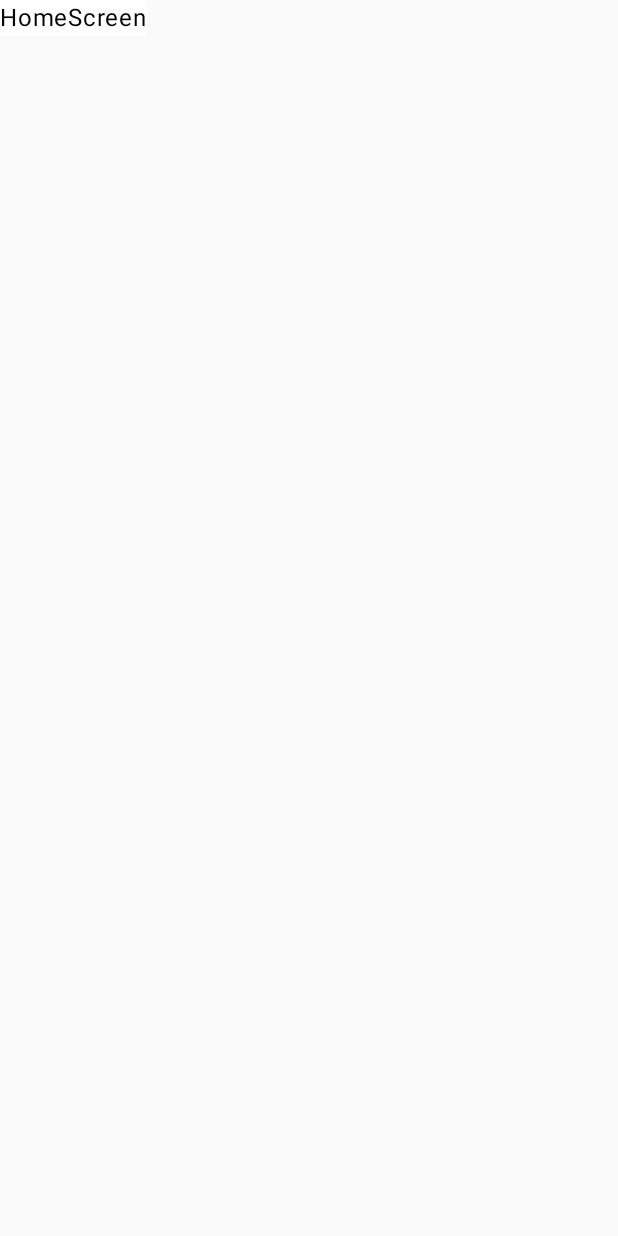
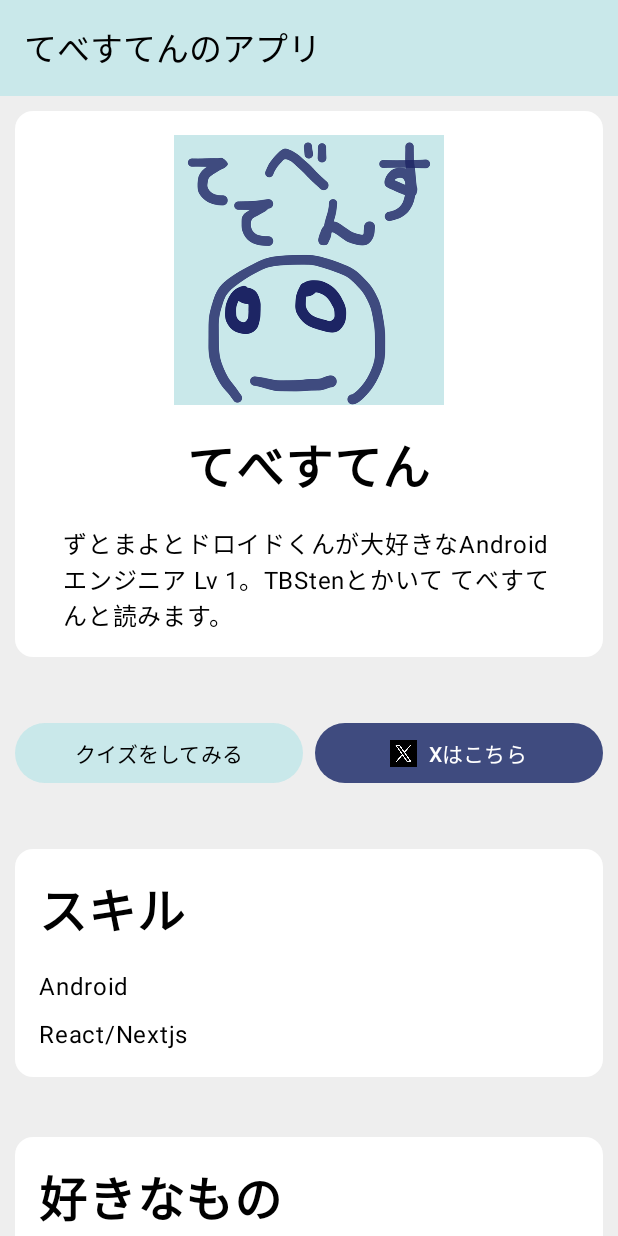
Before and after one commit to TBSten/toryumon-hackathon-template, an Android app built with Jetpack Compose: the screen it shows after launch (MainActivity), on a phone screen of 412 x 824 dp. Before the commit the screen is almost empty. Run offline under Robolectric (Android 15) with nearby library versions, the phone set to English and light mode, and no system bars; libraries missing offline, so code that uses them is left out: com.lightspark.composeqr.

Commit message:
ホーム画面を追加

```diff
--- a/app/build.gradle.kts
+++ b/app/build.gradle.kts
@@ -68,4 +68,5 @@ dependencies {
     debugImplementation(libs.androidx.ui.test.manifest)
 
     implementation("androidx.navigation:navigation-compose:2.7.7")
+    implementation("com.lightspark:compose-qr-code:1.0.1")
 }
--- /dev/null
+++ b/app/src/main/java/me/tbsten/toryumon/hackathon/template/home/DetailSection.kt
@@ -0,0 +1,55 @@
+package me.tbsten.toryumon.hackathon.template.home
+
+import androidx.compose.foundation.layout.Arrangement
+import androidx.compose.foundation.layout.Column
+import androidx.compose.foundation.layout.Spacer
+import androidx.compose.foundation.layout.fillMaxWidth
+import androidx.compose.foundation.layout.height
+import androidx.compose.foundation.layout.padding
+import androidx.compose.material3.Text
+import androidx.compose.runtime.Composable
+import androidx.compose.ui.Modifier
+import androidx.compose.ui.text.font.FontWeight
+import androidx.compose.ui.tooling.preview.Preview
+import androidx.compose.ui.unit.dp
+import androidx.compose.ui.unit.sp
+import me.tbsten.toryumon.hackathon.template.components.SelfIntroductionCard
+import me.tbsten.toryumon.hackathon.template.ui.theme.SelfIntroduceAppTheme
+
+@Composable
+fun DetailSection(
+    modifier: Modifier = Modifier,
+    title: String,
+    items: List<String>,
+) {
+    SelfIntroductionCard(modifier = modifier.fillMaxWidth()) {
+        Column(Modifier.padding(16.dp)) {
+            Text(
+                text = title,
+                fontSize = 32.sp,
+                fontWeight = FontWeight.Bold,
+            )
+            Spacer(modifier = Modifier.height(16.dp))
+            Column(verticalArrangement = Arrangement.spacedBy(8.dp)) {
+                items.forEach { item ->
+                    Text(item)
+                }
+            }
+        }
+    }
+}
+
+@Preview
+@Composable
+private fun DetailSectionPreview() {
+    SelfIntroduceAppTheme {
+        DetailSection(
+            title = "DetailSection Sample",
+            items = listOf(
+                "this is detail section sample",
+                "this is detail section sample",
+                "this is detail section sample",
+            ),
+        )
+    }
+}
--- a/app/src/main/java/me/tbsten/toryumon/hackathon/template/home/HomeScreen.kt
+++ b/app/src/main/java/me/tbsten/toryumon/hackathon/template/home/HomeScreen.kt
@@ -1,11 +1,70 @@
 package me.tbsten.toryumon.hackathon.template.home
 
-import androidx.compose.material3.Text
+import androidx.compose.foundation.layout.Arrangement
+import androidx.compose.foundation.layout.Column
+import androidx.compose.foundation.layout.Row
+import androidx.compose.foundation.layout.fillMaxWidth
+import androidx.compose.foundation.layout.padding
+import androidx.compose.foundation.rememberScrollState
+import androidx.compose.foundation.verticalScroll
+import androidx.compose.material3.Scaffold
 import androidx.compose.runtime.Composable
+import androidx.compose.ui.Modifier
+import androidx.compose.ui.tooling.preview.Preview
+import androidx.compose.ui.unit.dp
+import me.tbsten.toryumon.hackathon.template.components.SelfIntroductionAppBar
+import me.tbsten.toryumon.hackathon.template.ui.theme.SelfIntroduceAppTheme
 
 @Composable
 fun HomeScreen(
     gotoQuizScreen: () -> Unit,
 ) {
-    Text("HomeScreen")
+    Scaffold(
+        topBar = { SelfIntroductionAppBar() },
+    ) { paddingValues ->
+        Column(
+            Modifier
+                .fillMaxWidth()
+                .verticalScroll(rememberScrollState())
+                .padding(paddingValues)
+                .padding(10.dp),
+            verticalArrangement = Arrangement.spacedBy(40.dp),
+        ) {
+            ProfileSection()
+
+            Row(Modifier.fillMaxWidth(), horizontalArrangement = Arrangement.spacedBy(8.dp)) {
+                QuizButton(gotoQuizScreen = gotoQuizScreen, modifier = Modifier.weight(1f))
+                XButton(xUrl = "https://twitter.com/tbs__ten", modifier = Modifier.weight(1f))
+            }
+
+            DetailSection(
+                title = "スキル",
+                items =
+                listOf(
+                    "Android",
+                    "React/Nextjs",
+                ),
+            )
+
+            DetailSection(
+                title = "好きなもの",
+                items =
+                listOf(
+                    "ずっと真夜中でいいのに。",
+                    "ヒトカラ",
+                    "Final Fantasy",
+                ),
+            )
+        }
+    }
 }
+
+@Preview
+@Composable
+private fun HomeScreenPreview() {
+    SelfIntroduceAppTheme {
+        HomeScreen(
+            gotoQuizScreen = {},
+        )
+    }
+}
--- /dev/null
+++ b/app/src/main/java/me/tbsten/toryumon/hackathon/template/home/ProfileSection.kt
@@ -0,0 +1,56 @@
+package me.tbsten.toryumon.hackathon.template.home
+
+import androidx.compose.foundation.Image
+import androidx.compose.foundation.layout.Arrangement
+import androidx.compose.foundation.layout.Column
+import androidx.compose.foundation.layout.fillMaxWidth
+import androidx.compose.foundation.layout.padding
+import androidx.compose.foundation.layout.size
+import androidx.compose.material3.Text
+import androidx.compose.runtime.Composable
+import androidx.compose.ui.Alignment
+import androidx.compose.ui.Modifier
+import androidx.compose.ui.res.painterResource
+import androidx.compose.ui.text.font.FontWeight
+import androidx.compose.ui.tooling.preview.Preview
+import androidx.compose.ui.unit.dp
+import androidx.compose.ui.unit.sp
+import me.tbsten.toryumon.hackathon.template.R
+import me.tbsten.toryumon.hackathon.template.components.SelfIntroductionCard
+import me.tbsten.toryumon.hackathon.template.ui.theme.SelfIntroduceAppTheme
+
+@Composable
+fun ProfileSection(modifier: Modifier = Modifier) {
+    SelfIntroductionCard(modifier.fillMaxWidth()) {
+        Column(
+            modifier = Modifier
+                .fillMaxWidth()
+                .padding(horizontal = 32.dp, vertical = 16.dp),
+            horizontalAlignment = Alignment.CenterHorizontally,
+            verticalArrangement = Arrangement.spacedBy(16.dp),
+        ) {
+            Image(
+                painter = painterResource(id = R.drawable.tbsten),
+                contentDescription = "てべすてん",
+                modifier = Modifier.size(180.dp)
+            )
+            Text(
+                text = "てべすてん",
+                fontSize = 32.sp,
+                fontWeight = FontWeight.Bold,
+            )
+            Text(
+                text = "ずとまよとドロイドくんが大好きなAndroidエンジニア Lv 1。TBStenとかいて てべすてんと読みます。",
+                fontSize = 16.sp,
+            )
+        }
+    }
+}
+
+@Preview
+@Composable
+private fun ProfileSectionPreview() {
+    SelfIntroduceAppTheme {
+        ProfileSection()
+    }
+}
--- /dev/null
+++ b/app/src/main/java/me/tbsten/toryumon/hackathon/template/home/QuizButton.kt
@@ -0,0 +1,26 @@
+package me.tbsten.toryumon.hackathon.template.home
+
+import androidx.compose.material3.Button
+import androidx.compose.material3.Text
+import androidx.compose.runtime.Composable
+import androidx.compose.ui.Modifier
+import androidx.compose.ui.tooling.preview.Preview
+import me.tbsten.toryumon.hackathon.template.ui.theme.SelfIntroduceAppTheme
+
+@Composable
+fun QuizButton(gotoQuizScreen: () -> Unit, modifier: Modifier = Modifier) {
+    Button(
+        modifier = modifier,
+        onClick = gotoQuizScreen,
+    ) {
+        Text("クイズをしてみる")
+    }
+}
+
+@Preview
+@Composable
+private fun QuizButtonPreview() {
+    SelfIntroduceAppTheme {
+        QuizButton(gotoQuizScreen = {})
+    }
+}
--- /dev/null
+++ b/app/src/main/java/me/tbsten/toryumon/hackathon/template/home/XButton.kt
@@ -0,0 +1,121 @@
+package me.tbsten.toryumon.hackathon.template.home
+
+import android.content.Context
+import android.content.Intent
+import android.net.Uri
+import androidx.compose.foundation.Image
+import androidx.compose.foundation.background
+import androidx.compose.foundation.layout.Box
+import androidx.compose.foundation.layout.Spacer
+import androidx.compose.foundation.layout.fillMaxWidth
+import androidx.compose.foundation.layout.padding
+import androidx.compose.foundation.layout.size
+import androidx.compose.foundation.layout.width
+import androidx.compose.foundation.layout.wrapContentHeight
+import androidx.compose.material3.AlertDialog
+import androidx.compose.material3.Button
+import androidx.compose.material3.ButtonDefaults
+import androidx.compose.material3.MaterialTheme
+import androidx.compose.material3.Text
+import androidx.compose.material3.TextButton
+import androidx.compose.runtime.Composable
+import androidx.compose.runtime.getValue
+import androidx.compose.runtime.mutableStateOf
+import androidx.compose.runtime.remember
+import androidx.compose.runtime.setValue
+import androidx.compose.ui.Modifier
+import androidx.compose.ui.graphics.Color
+import androidx.compose.ui.platform.LocalContext
+import androidx.compose.ui.res.painterResource
+import androidx.compose.ui.tooling.preview.Preview
+import androidx.compose.ui.unit.dp
+import com.lightspark.composeqr.QrCodeView
+import me.tbsten.toryumon.hackathon.template.R
+import me.tbsten.toryumon.hackathon.template.ui.theme.SelfIntroduceAppTheme
+
+@Composable
+fun XButton(
+    modifier: Modifier = Modifier,
+    xUrl: String,
+) {
+    val context = LocalContext.current
+    var showDialog by remember { mutableStateOf(false) }
+
+    Button(
+        modifier = modifier,
+        onClick = { showDialog = true },
+        colors = ButtonDefaults.buttonColors(
+            containerColor = MaterialTheme.colorScheme.secondary,
+            contentColor = MaterialTheme.colorScheme.onSecondary,
+        ),
+    ) {
+        Image(
+            painter = painterResource(id = R.drawable.x_icon),
+            contentDescription = "x",
+            modifier = Modifier.size(18.dp),
+        )
+        Spacer(modifier = Modifier.width(8.dp))
+        Text("Xはこちら")
+    }
+
+    if (showDialog) {
+        XDialog(
+            onOpen = { openUrl(context, xUrl) },
+            onDismissRequest = { showDialog = false },
+        )
+    }
+}
+
+@Composable
+private fun XDialog(
+    modifier: Modifier = Modifier,
+    onOpen: () -> Unit,
+    onDismissRequest: () -> Unit,
+) {
+    AlertDialog(
+        modifier = modifier,
+        onDismissRequest = onDismissRequest,
+        title = { Text("てべすてんのX") },
+        text = {
+            Box(
+                modifier = Modifier
+                    .background(Color.White)
+                    .padding(16.dp)
+                    .size(300.dp)
+            ) {
+                QrCodeView(
+                    data = "https://x.com/tbs__ten",
+                    modifier = Modifier
+                        .fillMaxWidth()
+                        .wrapContentHeight(),
+                )
+            }
+        },
+        confirmButton = {
+            Button(onClick = onOpen) {
+                Text("Xを見る")
+            }
+        },
+        dismissButton = {
+            TextButton(onClick = onDismissRequest) {
+                Text("閉じる")
+            }
+        },
+    )
+}
+
+private fun openUrl(context: Context, url: String) {
+    val intent = Intent(Intent.ACTION_VIEW)
+        .apply {
+            data = Uri.parse(url)
+        }
+    context.startActivity(intent)
+}
+
+@Preview
+@Composable
+private fun XButtonPreview() {
+    SelfIntroduceAppTheme {
+        XButton(xUrl = "https://x.com/tbs__ten")
+    }
+}
```
Also changed, not shown: app/src/main/res/drawable/tbsten.png (added), app/src/main/res/drawable/x_icon.png (added).
